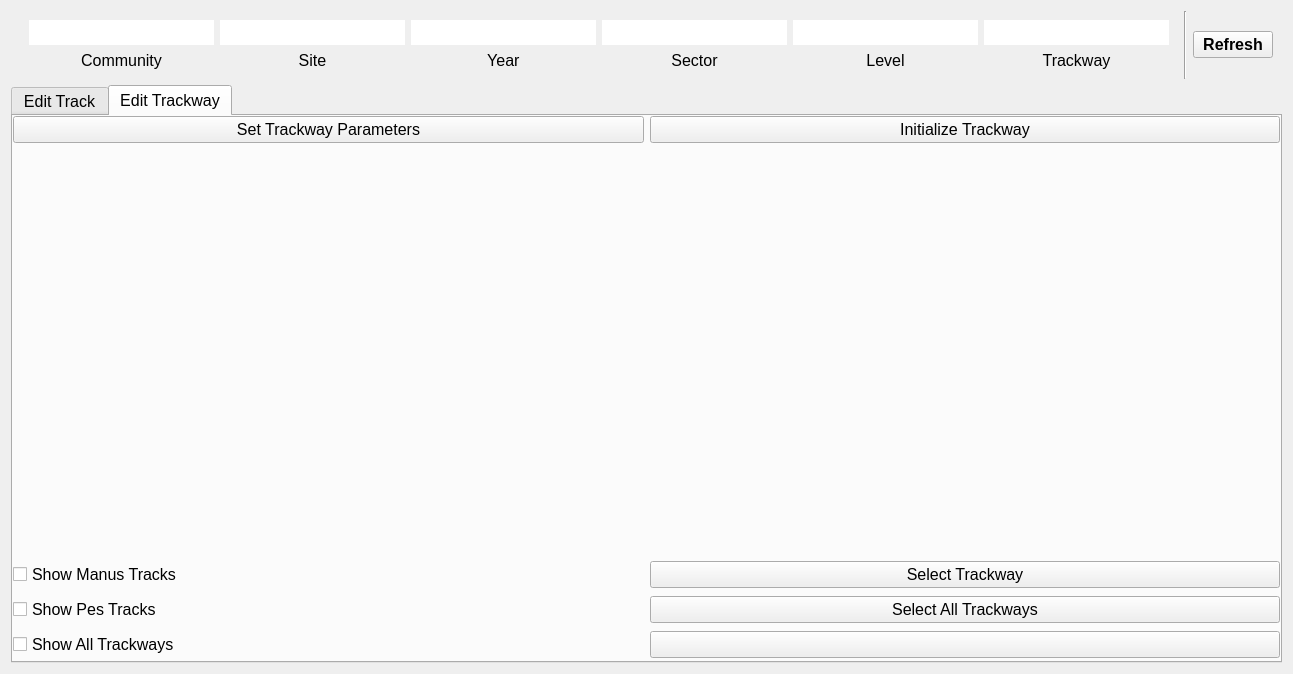
sernst/Cadence, file resources/widget/tools/TrackwayManagerWidget/TrackwayManagerWidget.ui: the form before one commit.
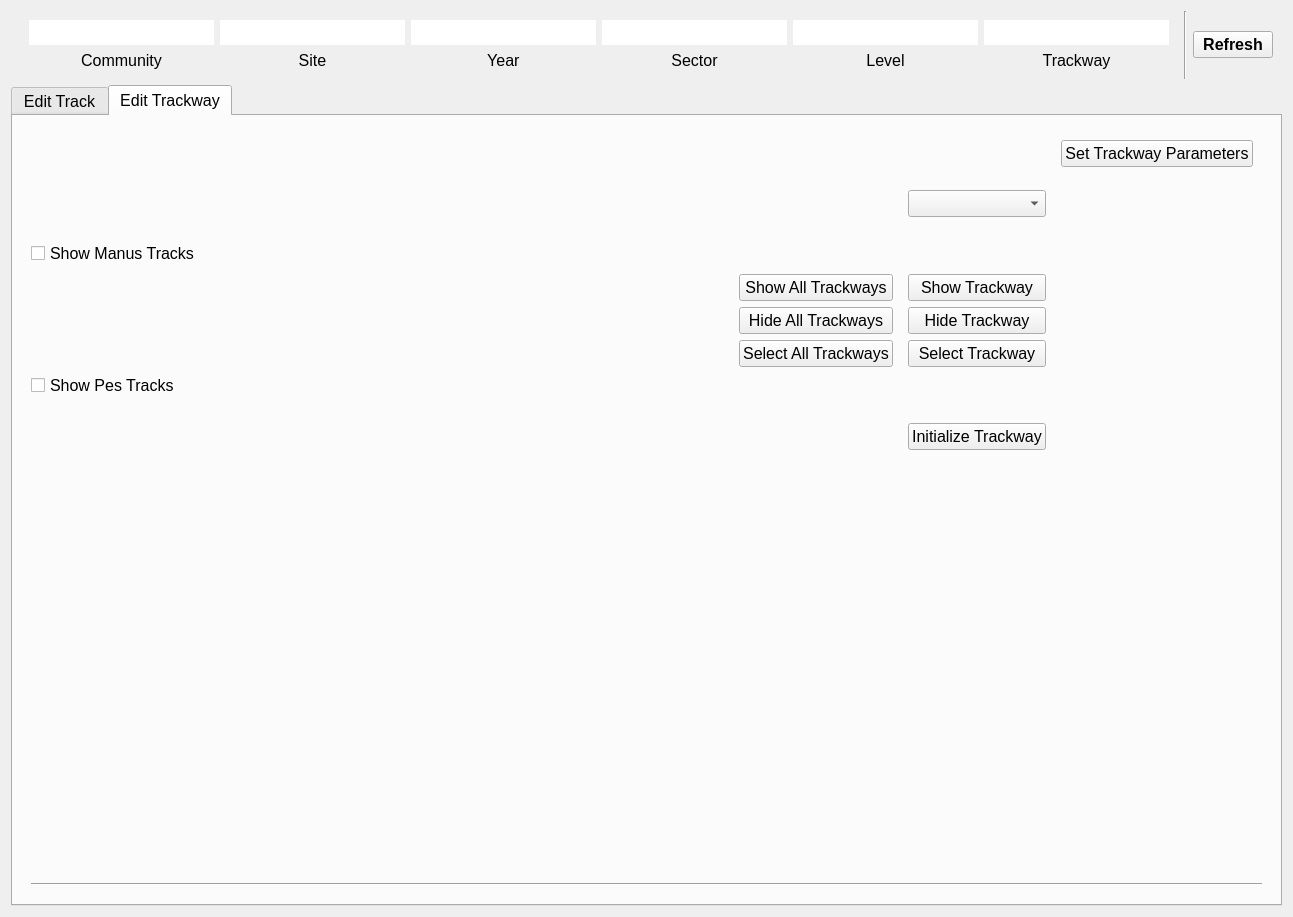
The form after the commit. The open tabs and pages were chosen to show the change. Icons and pictures are not drawn.

Commit message: KAS: Minor additions (depth attribute) and changes to widget

Patch:
```diff
--- a/resources/widget/tools/TrackwayManagerWidget/TrackwayManagerWidget.ui
+++ b/resources/widget/tools/TrackwayManagerWidget/TrackwayManagerWidget.ui
@@ -10,7 +10,7 @@
     <x>0</x>
     <y>0</y>
     <width>1293</width>
-    <height>674</height>
+    <height>917</height>
    </rect>
   </property>
   <property name="acceptDrops">
@@ -19,9 +19,9 @@
   <property name="windowTitle">
    <string>Trackway Manager</string>
   </property>
-  <layout class="QVBoxLayout" name="verticalLayout_4">
+  <layout class="QVBoxLayout" name="verticalLayout_12">
    <item>
-    <widget class="QWidget" name="widget_5" native="true">
+    <widget class="QWidget" name="topBannerWidget" native="true">
      <layout class="QHBoxLayout" name="horizontalLayout_2">
       <property name="topMargin">
        <number>0</number>
@@ -1968,22 +1968,7 @@
       <attribute name="title">
        <string>Edit Trackway</string>
       </attribute>
-      <layout class="QVBoxLayout" name="verticalLayout_17" stretch="0,4,1">
-       <property name="spacing">
-        <number>-1</number>
-       </property>
-       <property name="leftMargin">
-        <number>0</number>
-       </property>
-       <property name="topMargin">
-        <number>0</number>
-       </property>
-       <property name="rightMargin">
-        <number>0</number>
-       </property>
-       <property name="bottomMargin">
-        <number>0</number>
-       </property>
+      <layout class="QVBoxLayout" name="verticalLayout_16">
        <item>
         <widget class="QWidget" name="widget_4" native="true">
          <layout class="QHBoxLayout" name="horizontalLayout_7">
@@ -1999,46 +1984,12 @@
           <property name="bottomMargin">
            <number>0</number>
           </property>
-          <item>
-           <widget class="QPushButton" name="setTrackwayBtn">
-            <property name="font">
-             <font>
-              <pointsize>12</pointsize>
-             </font>
-            </property>
-            <property name="text">
-             <string>Set Trackway Parameters</string>
-            </property>
-           </widget>
-          </item>
-          <item>
-           <widget class="QPushButton" name="initBtn">
-            <property name="font">
-             <font>
-              <pointsize>12</pointsize>
-             </font>
-            </property>
-            <property name="text">
-             <string>Initialize Trackway</string>
-            </property>
-           </widget>
-          </item>
          </layout>
         </widget>
        </item>
        <item>
-        <spacer name="verticalSpacer">
-         <property name="orientation">
-          <enum>Qt::Vertical</enum>
-         </property>
-         <property name="sizeHint" stdset="0">
-          <size>
-           <width>20</width>
-           <height>183</height>
-          </size>
-         </property>
-        </spacer>
-       </item>
+        <widget class="QWidget" name="widget_8" native="true">
+         <layout class="QHBoxLayout" name="horizontalLayout_11">
        <item>
         <widget class="QWidget" name="controlsWidget" native="true">
          <property name="font">
@@ -2046,7 +1997,7 @@
            <pointsize>12</pointsize>
           </font>
          </property>
-         <layout class="QGridLayout" name="selectionGL_2" rowstretch="0,0,0,0">
+            <layout class="QGridLayout" name="selectionGL_2" rowstretch="0,0,0">
           <property name="leftMargin">
            <number>0</number>
           </property>
@@ -2059,18 +2010,6 @@
           <property name="bottomMargin">
            <number>0</number>
           </property>
-          <item row="3" column="1">
-           <widget class="QPushButton" name="extraBtn_2">
-            <property name="font">
-             <font>
-              <pointsize>12</pointsize>
-             </font>
-            </property>
-            <property name="text">
-             <string/>
-            </property>
-           </widget>
-          </item>
           <item row="2" column="0">
            <widget class="QCheckBox" name="showPesCB">
             <property name="text">
@@ -2085,7 +2024,84 @@
             </property>
            </widget>
           </item>
-          <item row="2" column="1">
+            </layout>
+           </widget>
+          </item>
+          <item>
+           <spacer name="horizontalSpacer_3">
+            <property name="orientation">
+             <enum>Qt::Horizontal</enum>
+            </property>
+            <property name="sizeHint" stdset="0">
+             <size>
+              <width>40</width>
+              <height>20</height>
+             </size>
+            </property>
+           </spacer>
+          </item>
+          <item>
+           <widget class="QWidget" name="widget_7" native="true">
+            <layout class="QVBoxLayout" name="verticalLayout_20">
+             <item>
+              <spacer name="verticalSpacer_2">
+               <property name="orientation">
+                <enum>Qt::Vertical</enum>
+               </property>
+               <property name="sizeHint" stdset="0">
+                <size>
+                 <width>20</width>
+                 <height>40</height>
+                </size>
+               </property>
+              </spacer>
+             </item>
+             <item>
+              <widget class="QWidget" name="widget_13" native="true">
+               <property name="sizePolicy">
+                <sizepolicy hsizetype="Preferred" vsizetype="Fixed">
+                 <horstretch>0</horstretch>
+                 <verstretch>0</verstretch>
+                </sizepolicy>
+               </property>
+               <layout class="QVBoxLayout" name="verticalLayout_4" stretch="1,1,1">
+                <property name="leftMargin">
+                 <number>0</number>
+                </property>
+                <property name="topMargin">
+                 <number>0</number>
+                </property>
+                <property name="rightMargin">
+                 <number>0</number>
+                </property>
+                <property name="bottomMargin">
+                 <number>0</number>
+                </property>
+                <item>
+                 <widget class="QPushButton" name="showAllTrackwaysBtn">
+                  <property name="font">
+                   <font>
+                    <pointsize>12</pointsize>
+                   </font>
+                  </property>
+                  <property name="text">
+                   <string>Show All Trackways</string>
+                  </property>
+                 </widget>
+                </item>
+                <item>
+                 <widget class="QPushButton" name="hideAllTrackwaysBtn">
+                  <property name="font">
+                   <font>
+                    <pointsize>12</pointsize>
+                   </font>
+                  </property>
+                  <property name="text">
+                   <string>Hide All Trackways</string>
+                  </property>
+                 </widget>
+                </item>
+                <item>
            <widget class="QPushButton" name="selectAllTrackwaysBtn">
             <property name="font">
              <font>
@@ -2101,8 +2117,136 @@
             </property>
            </widget>
           </item>
-          <item row="1" column="1">
-           <widget class="QPushButton" name="selectTrackwayBtn">
+               </layout>
+              </widget>
+             </item>
+             <item>
+              <spacer name="verticalSpacer_3">
+               <property name="orientation">
+                <enum>Qt::Vertical</enum>
+               </property>
+               <property name="sizeHint" stdset="0">
+                <size>
+                 <width>20</width>
+                 <height>40</height>
+                </size>
+               </property>
+              </spacer>
+             </item>
+            </layout>
+           </widget>
+          </item>
+          <item>
+           <widget class="QWidget" name="widget_6" native="true">
+            <property name="sizePolicy">
+             <sizepolicy hsizetype="Preferred" vsizetype="Expanding">
+              <horstretch>0</horstretch>
+              <verstretch>0</verstretch>
+             </sizepolicy>
+            </property>
+            <layout class="QVBoxLayout" name="verticalLayout_19" stretch="1,0,1,1">
+             <property name="leftMargin">
+              <number>0</number>
+             </property>
+             <property name="topMargin">
+              <number>0</number>
+             </property>
+             <property name="rightMargin">
+              <number>0</number>
+             </property>
+             <property name="bottomMargin">
+              <number>0</number>
+             </property>
+             <item>
+              <widget class="QWidget" name="widget_15" native="true">
+               <property name="sizePolicy">
+                <sizepolicy hsizetype="Preferred" vsizetype="Expanding">
+                 <horstretch>0</horstretch>
+                 <verstretch>0</verstretch>
+                </sizepolicy>
+               </property>
+               <layout class="QVBoxLayout" name="verticalLayout_18">
+                <property name="leftMargin">
+                 <number>0</number>
+                </property>
+                <property name="topMargin">
+                 <number>0</number>
+                </property>
+                <property name="rightMargin">
+                 <number>0</number>
+                </property>
+                <property name="bottomMargin">
+                 <number>0</number>
+                </property>
+                <item>
+                 <widget class="QComboBox" name="trackwayCB">
+                  <property name="editable">
+                   <bool>false</bool>
+                  </property>
+                  <property name="maxVisibleItems">
+                   <number>32</number>
+                  </property>
+                  <property name="insertPolicy">
+                   <enum>QComboBox::InsertAlphabetically</enum>
+                  </property>
+                 </widget>
+                </item>
+               </layout>
+              </widget>
+             </item>
+             <item>
+              <widget class="QPushButton" name="showTrackwayBtn">
+               <property name="font">
+                <font>
+                 <pointsize>12</pointsize>
+                </font>
+               </property>
+               <property name="text">
+                <string>Show Trackway</string>
+               </property>
+              </widget>
+             </item>
+             <item>
+              <widget class="QWidget" name="widget_12" native="true">
+               <property name="sizePolicy">
+                <sizepolicy hsizetype="Preferred" vsizetype="Fixed">
+                 <horstretch>0</horstretch>
+                 <verstretch>0</verstretch>
+                </sizepolicy>
+               </property>
+               <layout class="QVBoxLayout" name="verticalLayout_17" stretch="1,1">
+                <property name="leftMargin">
+                 <number>0</number>
+                </property>
+                <property name="topMargin">
+                 <number>0</number>
+                </property>
+                <property name="rightMargin">
+                 <number>0</number>
+                </property>
+                <property name="bottomMargin">
+                 <number>0</number>
+                </property>
+                <item>
+                 <widget class="QPushButton" name="hideTrackwayBtn">
+                  <property name="font">
+                   <font>
+                    <pointsize>12</pointsize>
+                   </font>
+                  </property>
+                  <property name="text">
+                   <string>Hide Trackway</string>
+                  </property>
+                 </widget>
+                </item>
+                <item>
+                 <widget class="QPushButton" name="selectTrackway2Btn">
+                  <property name="sizePolicy">
+                   <sizepolicy hsizetype="Preferred" vsizetype="Fixed">
+                    <horstretch>0</horstretch>
+                    <verstretch>0</verstretch>
+                   </sizepolicy>
+                  </property>
             <property name="font">
              <font>
               <pointsize>12</pointsize>
@@ -2113,10 +2257,108 @@
             </property>
            </widget>
           </item>
-          <item row="3" column="0">
-           <widget class="QCheckBox" name="showAllTrackwaysCB">
+               </layout>
+              </widget>
+             </item>
+             <item>
+              <widget class="QWidget" name="widget_14" native="true">
+               <property name="sizePolicy">
+                <sizepolicy hsizetype="Fixed" vsizetype="Expanding">
+                 <horstretch>0</horstretch>
+                 <verstretch>0</verstretch>
+                </sizepolicy>
+               </property>
+               <layout class="QVBoxLayout" name="verticalLayout_10">
+                <property name="leftMargin">
+                 <number>0</number>
+                </property>
+                <property name="topMargin">
+                 <number>0</number>
+                </property>
+                <property name="rightMargin">
+                 <number>0</number>
+                </property>
+                <property name="bottomMargin">
+                 <number>0</number>
+                </property>
+                <item>
+                 <widget class="QPushButton" name="initBtn">
+                  <property name="font">
+                   <font>
+                    <pointsize>12</pointsize>
+                   </font>
+                  </property>
             <property name="text">
-             <string>Show All Trackways</string>
+                   <string>Initialize Trackway</string>
+                  </property>
+                 </widget>
+                </item>
+               </layout>
+              </widget>
+             </item>
+            </layout>
+           </widget>
+          </item>
+          <item>
+           <widget class="QWidget" name="widget_5" native="true">
+            <layout class="QVBoxLayout" name="verticalLayout_14">
+             <property name="topMargin">
+              <number>0</number>
+             </property>
+             <property name="bottomMargin">
+              <number>0</number>
+             </property>
+             <item>
+              <widget class="QPushButton" name="setTrackwayBtn">
+               <property name="font">
+                <font>
+                 <pointsize>12</pointsize>
+                </font>
+               </property>
+               <property name="text">
+                <string>Set Trackway Parameters</string>
+               </property>
+              </widget>
+             </item>
+             <item>
+              <spacer name="verticalSpacer">
+               <property name="orientation">
+                <enum>Qt::Vertical</enum>
+               </property>
+               <property name="sizeHint" stdset="0">
+                <size>
+                 <width>20</width>
+                 <height>40</height>
+                </size>
+               </property>
+              </spacer>
+             </item>
+            </layout>
+           </widget>
+          </item>
+         </layout>
+        </widget>
+       </item>
+       <item>
+        <widget class="QWidget" name="widget_9" native="true">
+         <layout class="QVBoxLayout" name="verticalLayout_15">
+          <item>
+           <spacer name="verticalSpacer_4">
+            <property name="orientation">
+             <enum>Qt::Vertical</enum>
+            </property>
+            <property name="sizeHint" stdset="0">
+             <size>
+              <width>20</width>
+              <height>198</height>
+             </size>
+            </property>
+           </spacer>
+          </item>
+          <item>
+           <widget class="Line" name="line_6">
+            <property name="orientation">
+             <enum>Qt::Horizontal</enum>
             </property>
            </widget>
           </item>
```
Left out of the diff: 185 changed lines with no effect on the pictures. Lines whose indentation alone changed are shown as unchanged. The commit also changes 2 other files.
